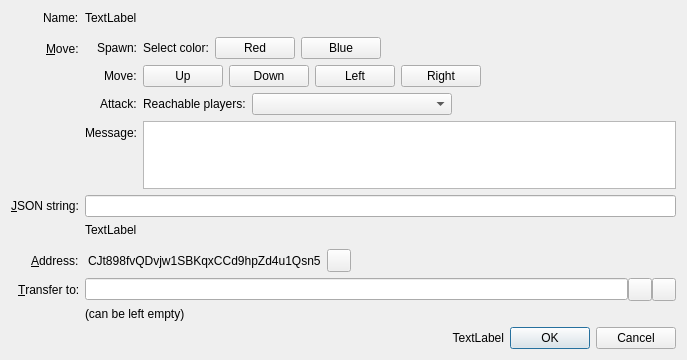
First picture: the form in src/qt/forms/configurenamedialog.ui, repository chronokings/huntercoin, before the edit.
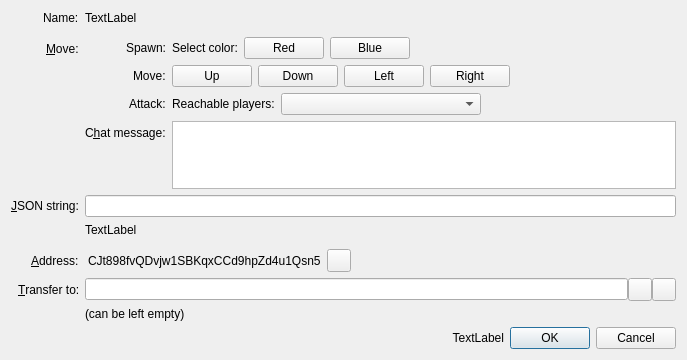
Second picture: the form after the edit. Icons and pictures are not drawn. Custom widgets are drawn as their Qt base class.

```diff
--- a/src/qt/forms/configurenamedialog.ui
+++ b/src/qt/forms/configurenamedialog.ui
@@ -272,7 +272,7 @@
        <item row="4" column="0">
         <widget class="QLabel" name="label_3">
          <property name="text">
-          <string>Message:</string>
+          <string>C&amp;hat message:</string>
          </property>
          <property name="buddy">
           <cstring>messageEdit</cstring>
```
